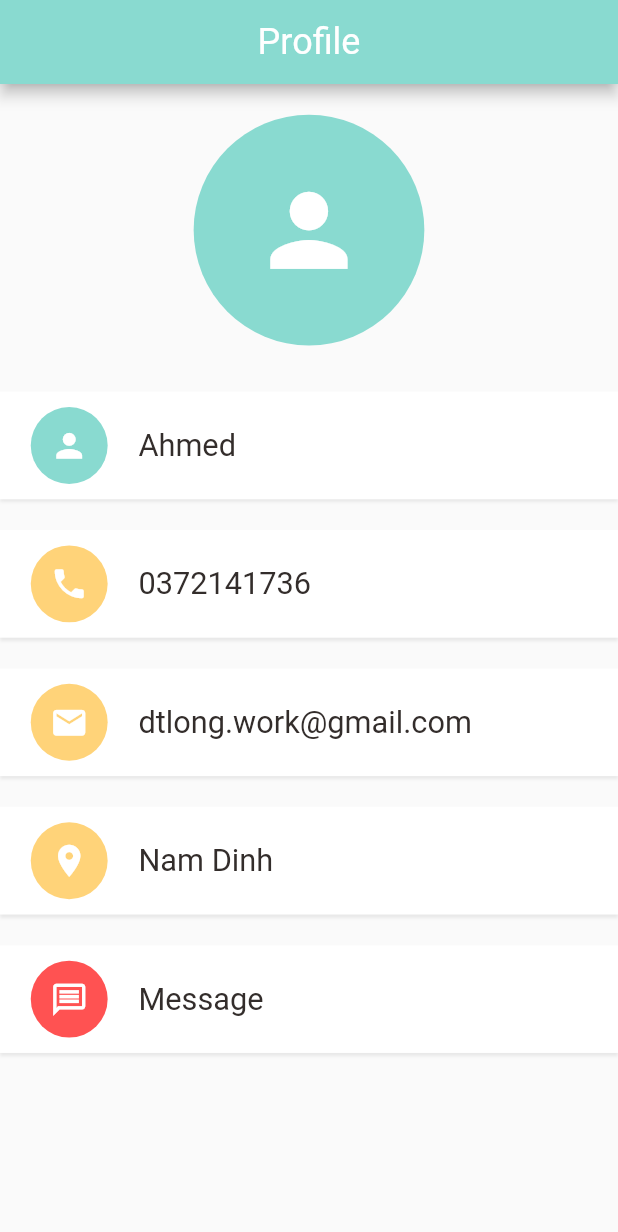
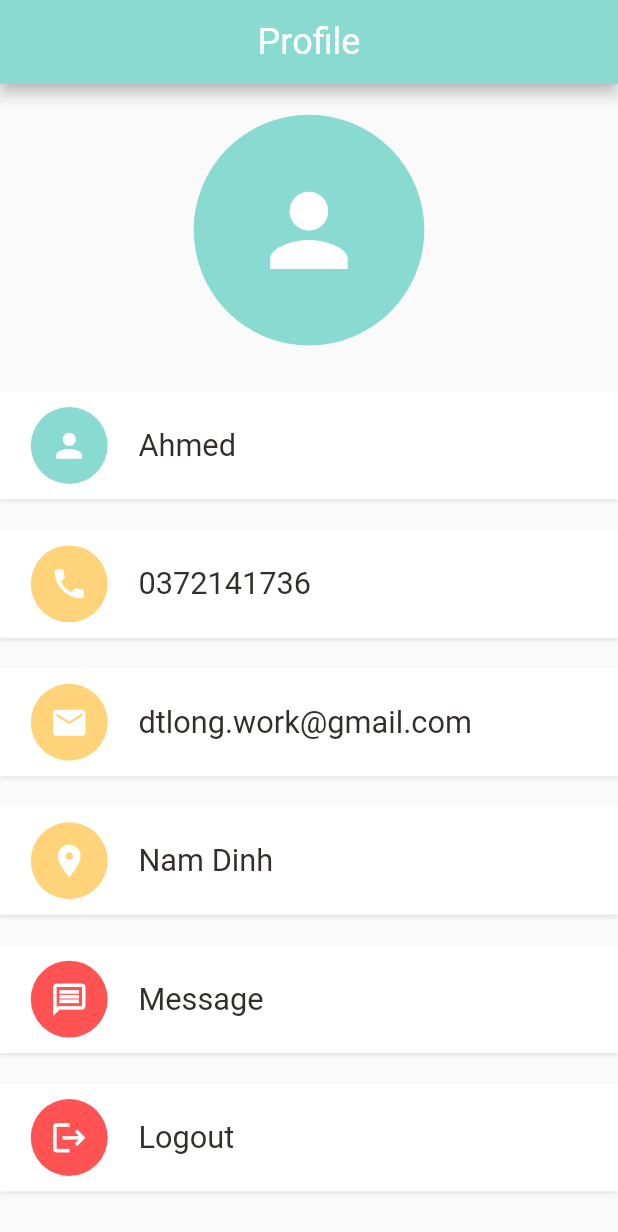
Before and after one commit to degonwork/e_commerce_app, a Flutter app: the AccountPage screen opened directly, on a phone screen of 412 x 824 dp. Shown: the top 1232 px of the screen. Run offline on Flutter 3.47's test engine with Material 2 defaults, Android fonts, the phone set to English and light mode, and no system bars; our stand-ins replace dots_indicator, get, shared_preferences; accounts and stored records are empty; network calls fail.

Commit message:
add logout

```diff
--- a/lib/controllers/cart_controller.dart
+++ b/lib/controllers/cart_controller.dart
@@ -177,6 +177,11 @@ class CartController extends GetxController {
     update();
   }
 
+  void clearCarthistory() {
+    cartRepo.clearCartHistory();
+    update();
+  }
+
   String getDateTime(listCounter) {
     var outPutDate = DateTime.now().toString();
     if (listCounter < getCartHistoryList().length) {
--- a/lib/data/responsitory/cart_repo.dart
+++ b/lib/data/responsitory/cart_repo.dart
@@ -54,6 +54,12 @@ class CartRepo {
     sharedPreferences.remove(AppConstants.CART_LIST);
   }
 
+  void clearCartHistory() {
+    removeCart();
+    cartHistory = [];
+    sharedPreferences.remove(AppConstants.CART_HISTORY_LIST);
+  }
+
   List<Cart> getCartHistoryList() {
     if (sharedPreferences.containsKey(AppConstants.CART_HISTORY_LIST)) {
       cartHistory =
--- a/lib/main.dart
+++ b/lib/main.dart
@@ -28,7 +28,7 @@ class MyApp extends StatelessWidget {
               theme: ThemeData(
                 primarySwatch: Colors.blue,
               ),
-              initialRoute: RouteHelper.getSignInPage(),
+              initialRoute: RouteHelper.getSplashPage(),
               getPages: RouteHelper.routes,
             );
           },
--- a/lib/ui/pages/account/account_page.dart
+++ b/lib/ui/pages/account/account_page.dart
@@ -1,9 +1,14 @@
+import 'package:e_commerce_app_getx/controllers/auth_controller.dart';
+import 'package:e_commerce_app_getx/controllers/cart_controller.dart';
+import 'package:e_commerce_app_getx/routes/route_helper.dart';
 import 'package:e_commerce_app_getx/ui/pages/widgets/account_widget.dart';
 import 'package:e_commerce_app_getx/ui/pages/widgets/app_icon.dart';
 import 'package:e_commerce_app_getx/ui/pages/widgets/big_text.dart';
+import 'package:e_commerce_app_getx/ui/pages/widgets/show_custom_snackbar.dart';
 import 'package:e_commerce_app_getx/ui/utils/colors.dart';
 import 'package:e_commerce_app_getx/ui/utils/dimension.dart';
 import 'package:flutter/material.dart';
+import 'package:get/get.dart';
 
 class AccountPage extends StatelessWidget {
   const AccountPage({Key? key}) : super(key: key);
@@ -108,6 +113,31 @@ class AccountPage extends StatelessWidget {
                       ),
                     ),
                     SizedBox(height: Dimensions.height20),
+                    GestureDetector(
+                      onTap: () {
+                        if (Get.find<AuthController>().userLoggedIn()) {
+                          Get.find<AuthController>().clearSharedData();
+                          Get.find<CartController>().clear();
+                          Get.find<CartController>().clearCarthistory();
+                          Get.offNamed(RouteHelper.getSignInPage());
+                        } else {
+                          showCustomSnackbar('You logged out');
+                        }
+                      },
+                      child: AccountWidget(
+                        appIcon: AppIcon(
+                          icon: Icons.logout,
+                          backgroundColor: Colors.redAccent,
+                          iconColor: Colors.white,
+                          iconSize: Dimensions.height10 * 5 / 2,
+                          size: Dimensions.height10 * 5,
+                        ),
+                        bigText: BigText(
+                          text: "Logout",
+                        ),
+                      ),
+                    ),
+                    SizedBox(height: Dimensions.height20),
                   ],
                 ),
               ),
--- a/lib/ui/utils/app_constants.dart
+++ b/lib/ui/utils/app_constants.dart
@@ -18,8 +18,8 @@ class AppConstants {
   // Token and routes
   static const String TOKEN = "DBtoken";
   static const String IDUSER = "Id-user";
-  static const String PHONE = "";
-  static const String PASSWORD = "";
+  static const String PHONE = "Phone";
+  static const String PASSWORD = "Password";
 
   static const String CART_LIST = "Cart-list";
   static const String CART_HISTORY_LIST = "Cart-history-list";
```
Also changed, not shown: lib/controllers/auth_controller.dart (+8 -2 lines), lib/data/responsitory/auth_repo.dart (+13 -0 lines), lib/ui/pages/auth/sign_in_page.dart (+10 -9 lines), lib/ui/pages/cart/cart_page.dart (+6 -1 lines).
